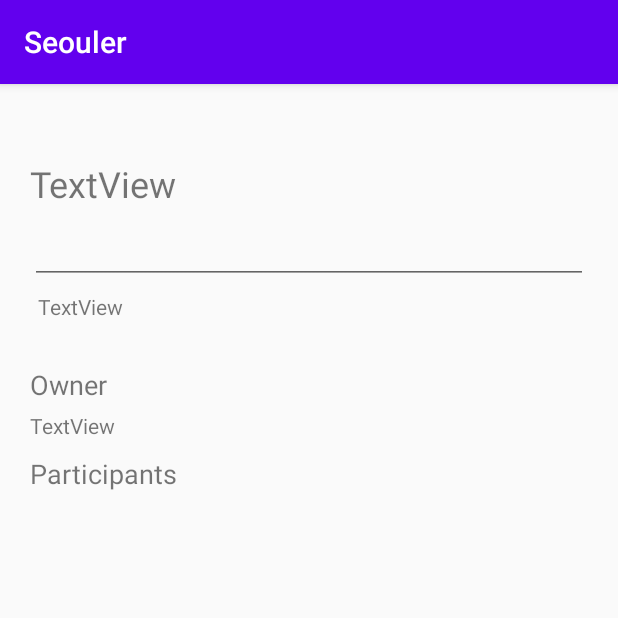
After one commit to RIANAEH/Seouler, an Android app: the ChattingInfoActivity screen opened directly, with no data from a screen before it, on a phone screen of 412 x 824 dp, the top half of it. The commit adds this screen. Run offline under Robolectric (Android 15) with nearby library versions, the phone set to English and light mode, and no system bars; our stand-ins replace Firebase (no records; nobody signed in at launch, a user with empty details on screens opened directly); network calls fail; 1 statement that could not run was skipped.

Commit message:
채팅방 정보 액티비티 추가

```diff
--- a/app/src/main/AndroidManifest.xml
+++ b/app/src/main/AndroidManifest.xml
@@ -33,6 +33,7 @@
         <activity android:name=".PlaceLikingActivity"/>
         <activity android:name=".PlaceDetailIconActivity"/>
         <activity android:name=".PlaceDetailActivity"/>
+        <activity android:name=".Chatting.ChattingInfoActivity"/>
         <service
             android:name=".Chatting.FetchAddressIntentService"
             android:exported="false"/>
--- /dev/null
+++ b/app/src/main/java/com/example/seouler/Chatting/ChattingInfoActivity.kt
@@ -0,0 +1,69 @@
+package com.example.seouler.Chatting
+
+import android.os.Bundle
+import android.renderscript.Sampler
+import androidx.appcompat.app.AppCompatActivity
+import androidx.recyclerview.widget.LinearLayoutManager
+import com.example.seouler.R
+import com.google.firebase.database.DataSnapshot
+import com.google.firebase.database.DatabaseError
+import com.google.firebase.database.FirebaseDatabase
+import com.google.firebase.database.ValueEventListener
+import kotlinx.android.synthetic.main.activity_chattinghome.*
+import kotlinx.android.synthetic.main.activity_chattingroom_info.*
+
+class ChattingInfoActivity : AppCompatActivity() {
+    var roomId : Long = 0
+    override fun onCreate(savedInstanceState: Bundle?) {
+        super.onCreate(savedInstanceState)
+        setContentView(R.layout.activity_chattingroom_info)
+        roomId = intent.extras!!["roomId"] as Long
+
+
+
+        var roomPartIdList = ArrayList<Long>()
+        var roomPartNameList = ArrayList<String>()
+        var adapter = ChattingInfoAdapter(this, roomPartNameList)
+        var partRef = FirebaseDatabase.getInstance().getReference("participation")
+        var partValueEventListener = object : ValueEventListener {
+            override fun onCancelled(p0: DatabaseError) {
+                TODO("Not yet implemented")
+            }
+
+            override fun onDataChange(p0: DataSnapshot) {
+                roomPartIdList.clear()
+                for(data in p0.children) {
+                    if (roomId == data.child("roomId").value as Long) {
+                        roomPartIdList.add(data.child("userId").value as Long)
+                    }
+                }
+            }
+
+        }
+        partRef.addListenerForSingleValueEvent(partValueEventListener)
+
+        var userRef = FirebaseDatabase.getInstance().getReference("user")
+        var userValueEventListener = object : ValueEventListener {
+            override fun onCancelled(p0: DatabaseError) {
+                TODO("Not yet implemented")
+            }
+
+            override fun onDataChange(p0: DataSnapshot) {
+                for(data in p0.children){
+                    for(i in 0 until roomPartIdList.size){
+                        if(roomPartIdList[i] == data.child("userId").value as Long){
+                            roomPartNameList.add("${data.child("name").value.toString()}")
+                        }
+                    }
+                }
+                adapter.listData = roomPartNameList
+                adapter.notifyDataSetChanged()
+            }
+
+        }
+        userRef.addListenerForSingleValueEvent(userValueEventListener)
+        chattingInfoRecyclerView.adapter = adapter
+        chattingInfoRecyclerView.layoutManager = LinearLayoutManager(this)
+
+    }
+}
--- /dev/null
+++ b/app/src/main/java/com/example/seouler/Chatting/ChattingInfoAdapter.kt
@@ -0,0 +1,38 @@
+package com.example.seouler.Chatting
+
+import android.content.Context
+import android.content.Intent
+import android.view.LayoutInflater
+import android.view.View
+import android.view.ViewGroup
+import androidx.core.content.ContextCompat
+import androidx.recyclerview.widget.RecyclerView
+import com.example.seouler.R
+import com.example.seouler.dataClass.ChattingRoom
+import com.example.seouler.dataClass.User
+import kotlinx.android.synthetic.main.rvitem_chatting_info.view.*
+import kotlinx.android.synthetic.main.rvitem_chattinghome.view.*
+
+class ChattingInfoAdapter(val context: Context, var listData : ArrayList<String>) : RecyclerView.Adapter<ChattingInfoHolder>(){
+
+    override fun onCreateViewHolder(parent: ViewGroup, viewType: Int): ChattingInfoHolder {
+        // 안에 담을 셀을 정의하고 홀더 생성.
+        val view = LayoutInflater.from(parent.context).inflate(R.layout.rvitem_chatting_info, parent, false)
+        val holder = ChattingInfoHolder(view)
+        return holder
+    }
+
+    override fun getItemCount(): Int {
+        return listData.size
+    }
+
+    override fun onBindViewHolder(holder: ChattingInfoHolder, position: Int) {
+        var name = listData[position]
+        holder.setChattingRoom(name, position)
+    }
+}
+class ChattingInfoHolder(itemView: View) : RecyclerView.ViewHolder(itemView){
+    fun setChattingRoom(name : String, position : Int){
+        itemView.chattingInfoRecyclerViewParticipantNameTextView.text = name
+    }
+}
--- a/app/src/main/java/com/example/seouler/Chatting/SearchRoomActivity.kt
+++ b/app/src/main/java/com/example/seouler/Chatting/SearchRoomActivity.kt
@@ -126,6 +126,7 @@ class SearchRoomActivity : AppCompatActivity() {
         adapter.listData = resultList
         adapter.userId = intent.extras!!["userId"] as Long
         adapter.searchRoomContext = this
+        searchroomResultCountTextView.text = "${resultList.count()} results"
         searchroomResultRecyclerView.adapter = adapter
         searchroomResultRecyclerView.layoutManager = LinearLayoutManager(this)
     }
--- a/app/src/main/java/com/example/seouler/MainActivity.kt
+++ b/app/src/main/java/com/example/seouler/MainActivity.kt
@@ -72,6 +72,11 @@ class MainActivity : AppCompatActivity() {
             override fun onProviderEnabled(provider: String?) {}
             override fun onProviderDisabled(provider: String?) {}
 
+        }
+
+        mainItineraryButton.setOnClickListener {
+            val iti_intent = Intent(this, Recycle_MainActivity::class.java)
+            startActivity(iti_intent)
         }
 
         /* 안드로이드 단말 번호를 UserId로 사용 */
--- /dev/null
+++ b/app/src/main/res/layout/activity_chattingroom_info.xml
@@ -0,0 +1,95 @@
+<?xml version="1.0" encoding="utf-8"?>
+<androidx.constraintlayout.widget.ConstraintLayout
+    xmlns:android="http://schemas.android.com/apk/res/android"
+    xmlns:app="http://schemas.android.com/apk/res-auto"
+    xmlns:tools="http://schemas.android.com/tools"
+    android:layout_width="match_parent"
+    android:layout_height="match_parent">
+
+    <TextView
+        android:id="@+id/chattingInfoTitleView"
+        android:layout_width="0dp"
+        android:layout_height="wrap_content"
+        android:layout_marginStart="20dp"
+        android:layout_marginTop="50dp"
+        android:layout_marginEnd="20dp"
+        android:text="TextView"
+        android:textSize="24sp"
+        app:layout_constraintEnd_toEndOf="parent"
+        app:layout_constraintStart_toStartOf="parent"
+        app:layout_constraintTop_toTopOf="parent" />
+
+    <EditText
+        android:id="@+id/editText"
+        android:layout_width="0dp"
+        android:layout_height="wrap_content"
+        android:layout_marginStart="20dp"
+        android:layout_marginTop="5dp"
+        android:layout_marginEnd="20dp"
+        android:editable="false"
+        android:ems="10"
+        android:focusable="false"
+        android:gravity="start|top"
+        android:inputType="textMultiLine"
+        app:layout_constraintEnd_toEndOf="parent"
+        app:layout_constraintStart_toStartOf="parent"
+        app:layout_constraintTop_toBottomOf="@+id/chattingInfoTitleView" />
+
+    <TextView
+        android:id="@+id/chattingInfoLocationCertifiedTextView"
+        android:layout_width="0dp"
+        android:layout_height="wrap_content"
+        android:layout_marginStart="25dp"
+        android:layout_marginTop="5dp"
+        android:layout_marginEnd="20dp"
+        android:text="TextView"
+        app:layout_constraintEnd_toEndOf="parent"
+        app:layout_constraintStart_toStartOf="parent"
+        app:layout_constraintTop_toBottomOf="@+id/editText" />
+
+    <TextView
+        android:id="@+id/textView123"
+        android:layout_width="wrap_content"
+        android:layout_height="wrap_content"
+        android:layout_marginStart="20dp"
+        android:layout_marginTop="30dp"
+        android:text="Owner"
+        android:textSize="18sp"
+        app:layout_constraintStart_toStartOf="parent"
+        app:layout_constraintTop_toBottomOf="@+id/chattingInfoLocationCertifiedTextView" />
+
+    <TextView
+        android:id="@+id/chattingInfoOwnerTextView"
+        android:layout_width="wrap_content"
+        android:layout_height="wrap_content"
+        android:layout_marginStart="20dp"
+        android:layout_marginTop="5dp"
+        android:text="TextView"
+        app:layout_constraintStart_toStartOf="parent"
+        app:layout_constraintTop_toBottomOf="@+id/textView123" />
+
+    <TextView
+        android:id="@+id/textView15"
+        android:layout_width="wrap_content"
+        android:layout_height="wrap_content"
+        android:layout_marginStart="20dp"
+        android:layout_marginTop="10dp"
+        android:text="Participants"
+        android:textSize="18sp"
+        app:layout_constraintStart_toStartOf="parent"
+        app:layout_constraintTop_toBottomOf="@+id/chattingInfoOwnerTextView" />
+
+    <androidx.recyclerview.widget.RecyclerView
+        android:id="@+id/chattingInfoRecyclerView"
+        android:layout_width="0dp"
+        android:layout_height="0dp"
+        android:layout_marginStart="20dp"
+        android:layout_marginTop="5dp"
+        android:layout_marginEnd="20dp"
+        android:layout_marginBottom="10dp"
+        app:layout_constraintBottom_toBottomOf="parent"
+        app:layout_constraintEnd_toEndOf="parent"
+        app:layout_constraintStart_toStartOf="parent"
+        app:layout_constraintTop_toBottomOf="@+id/textView15" />
+
+</androidx.constraintlayout.widget.ConstraintLayout>
--- a/app/src/main/res/layout/activity_search_room.xml
+++ b/app/src/main/res/layout/activity_search_room.xml
@@ -87,7 +87,7 @@
         app:layout_constraintTop_toBottomOf="@+id/searchroomConfirmButton" />
 
     <TextView
-        android:id="@+id/textView8"
+        android:id="@+id/searchroomResultCountTextView"
         android:layout_width="wrap_content"
         android:layout_height="wrap_content"
         android:paddingLeft="10dp"
```
Also changed, not shown: app/src/main/java/com/example/seouler/Chatting/ChattingHomeActivity.kt (+3 -13 lines), app/src/main/java/com/example/seouler/Chatting/SearchRoomAdapter.kt (+17 -0 lines), app/src/main/res/layout/rvitem_chatting_info.xml (added, +21 -0 lines).
